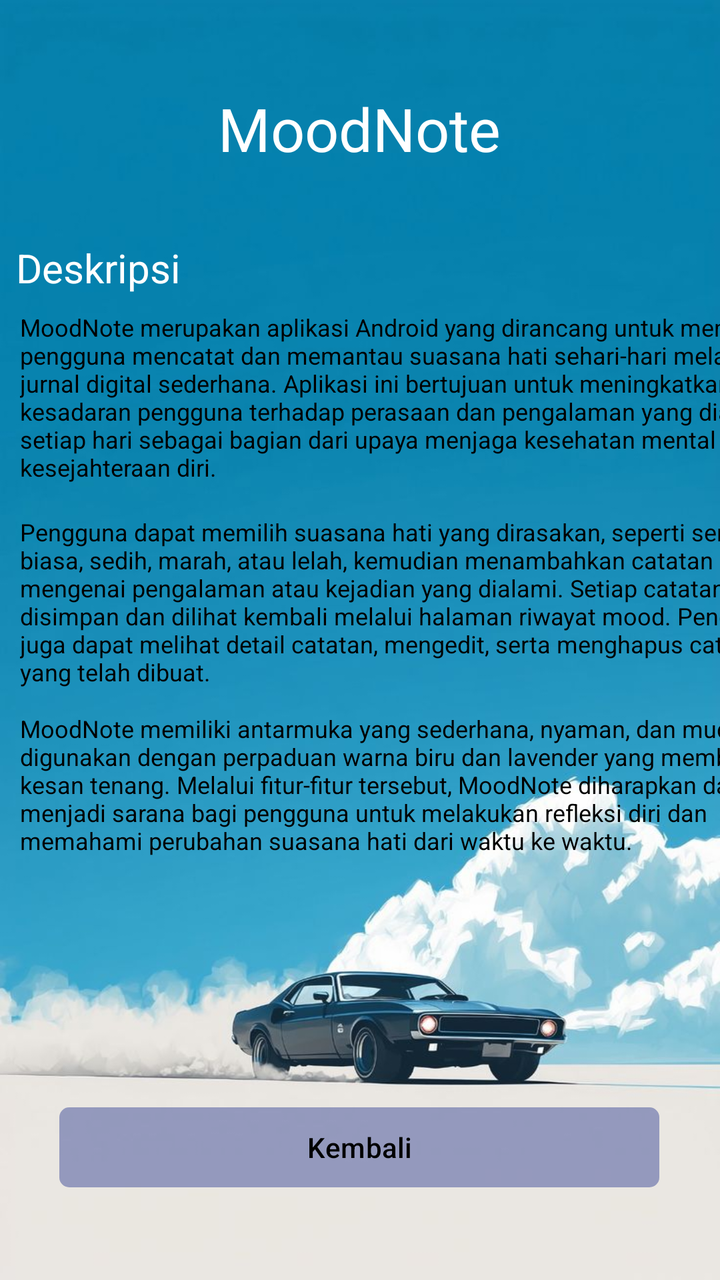
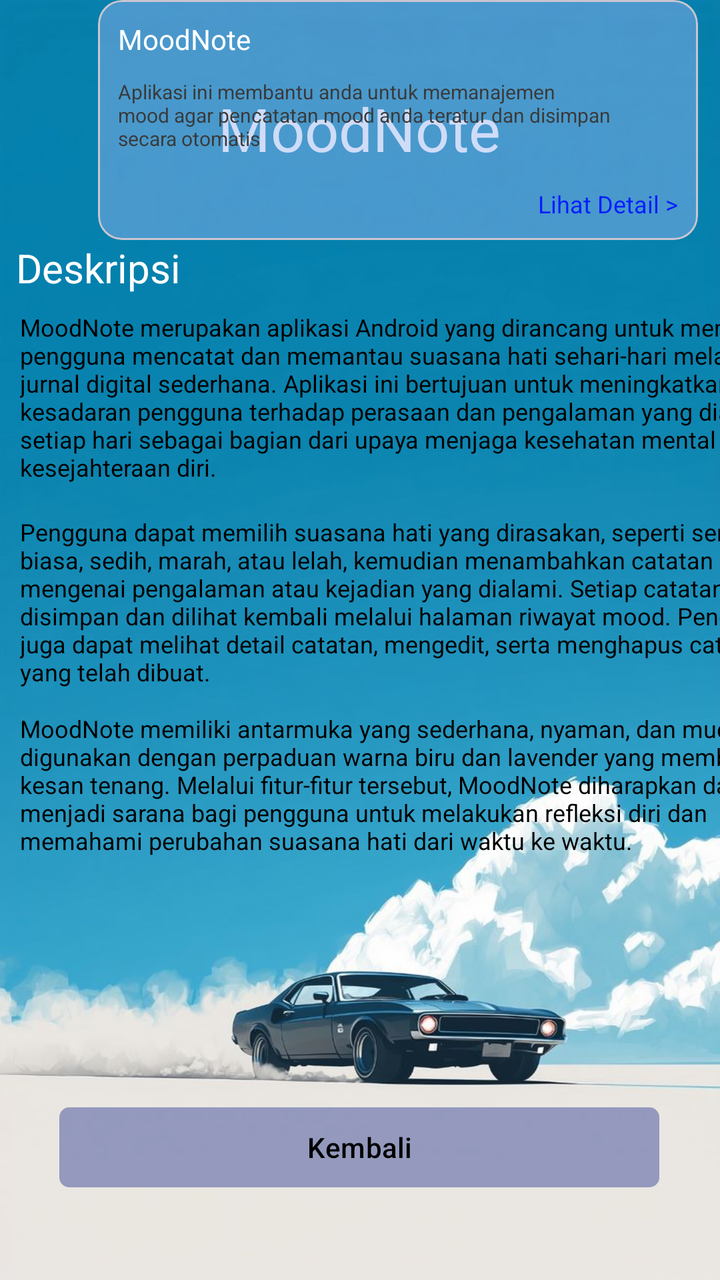

The first picture is an Android layout as it rendered before a commit; the second is the same layout after the commit. The layout source and the unified diff follow.
<!-- AndroidManifest.xml: application theme Theme.Projek_Marcel -->
<!-- res/layout/activity_detail.xml -->
<?xml version="1.0" encoding="utf-8"?>
<androidx.constraintlayout.widget.ConstraintLayout xmlns:android="http://schemas.android.com/apk/res/android"
    xmlns:app="http://schemas.android.com/apk/res-auto"
    xmlns:tools="http://schemas.android.com/tools"
    android:id="@+id/main"
    android:layout_width="match_parent"
    android:layout_height="match_parent"
    android:background="@drawable/wallpaper_2"
    tools:context=".DetailActivity">

    <TextView
        android:id="@+id/textView"
        android:layout_width="wrap_content"
        android:layout_height="wrap_content"
        android:layout_marginTop="44dp"
        android:text="MoodNote"
        android:textColor="@color/white"
        android:textSize="30dp"
        app:layout_constraintEnd_toEndOf="parent"
        app:layout_constraintHorizontal_bias="0.498"
        app:layout_constraintStart_toStartOf="parent"
        app:layout_constraintTop_toTopOf="parent" />

    <TextView
        android:id="@+id/textView7"
        android:layout_width="wrap_content"
        android:layout_height="wrap_content"
        android:layout_marginStart="8dp"
        android:layout_marginTop="36dp"
        android:text="Deskripsi"
        android:textColor="@color/white"
        android:textSize="20dp"
        app:layout_constraintStart_toStartOf="parent"
        app:layout_constraintTop_toBottomOf="@+id/textView" />

    <TextView
        android:id="@+id/textView2"
        android:layout_width="390dp"
        android:layout_height="wrap_content"
        android:layout_marginStart="10dp"
        android:layout_marginTop="8dp"
        android:text="@string/deskripsi_aplikasi_1"
        android:textColor="@color/black"
        android:textSize="12dp"
        app:layout_constraintEnd_toEndOf="parent"
        app:layout_constraintHorizontal_bias="0.0"
        app:layout_constraintStart_toStartOf="parent"
        app:layout_constraintTop_toBottomOf="@+id/textView7" />

    <TextView
        android:id="@+id/textView8"
        android:layout_width="390dp"
        android:layout_height="wrap_content"
        android:layout_marginStart="10dp"
        android:layout_marginTop="16dp"
        android:text="@string/deskripsi_aplikasi_2"
        android:textColor="@color/black"
        android:textSize="12dp"
        app:layout_constraintEnd_toEndOf="parent"
        app:layout_constraintHorizontal_bias="0.0"
        app:layout_constraintStart_toStartOf="parent"
        app:layout_constraintTop_toBottomOf="@+id/textView2" />

    <TextView
        android:id="@+id/textView9"
        android:layout_width="390dp"
        android:layout_height="wrap_content"
        android:layout_marginStart="10dp"
        android:layout_marginTop="12dp"
        android:text="@string/deskripsi_aplikasi_3"
        android:textColor="@color/black"
        android:textSize="12dp"
        app:layout_constraintEnd_toEndOf="parent"
        app:layout_constraintHorizontal_bias="0.0"
        app:layout_constraintStart_toStartOf="parent"
        app:layout_constraintTop_toBottomOf="@+id/textView8" />

    <com.google.android.material.button.MaterialButton
        android:id="@+id/btnKembali"
        android:layout_width="300dp"
        android:layout_height="wrap_content"
        android:layout_marginTop="308dp"
        android:backgroundTint="#3D1D2E89"
        android:text="Kembali"
        android:textColor="@color/black"
        app:cornerRadius="5dp"
        app:layout_constraintEnd_toEndOf="parent"
        app:layout_constraintHorizontal_bias="0.495"
        app:layout_constraintStart_toStartOf="parent"
        app:layout_constraintTop_toBottomOf="@+id/textView2" />
</androidx.constraintlayout.widget.ConstraintLayout>
<!-- resources referenced by this layout -->
<resources>
  <color name="black">#FF000000</color>
  <color name="white">#FFFFFFFF</color>
  <!-- drawable wallpaper_2: jpg bitmap (drawable, 37835 bytes) -->
  <string name="deskripsi_aplikasi_1">MoodNote merupakan aplikasi Android yang dirancang untuk membantu pengguna mencatat dan memantau suasana hati sehari-hari melalui jurnal digital sederhana. Aplikasi ini bertujuan untuk meningkatkan kesadaran pengguna terhadap perasaan dan pengalaman yang dialami setiap hari sebagai bagian dari upaya menjaga kesehatan mental dan kesejahteraan diri.</string>
  <string name="deskripsi_aplikasi_2">Pengguna dapat memilih suasana hati yang dirasakan, seperti senang, biasa, sedih, marah, atau lelah, kemudian menambahkan catatan singkat mengenai pengalaman atau kejadian yang dialami. Setiap catatan dapat disimpan dan dilihat kembali melalui halaman riwayat mood. Pengguna juga dapat melihat detail catatan, mengedit, serta menghapus catatan yang telah dibuat. </string>
  <string name="deskripsi_aplikasi_3">MoodNote memiliki antarmuka yang sederhana, nyaman, dan mudah digunakan dengan perpaduan warna biru dan lavender yang memberikan kesan tenang. Melalui fitur-fitur tersebut, MoodNote diharapkan dapat menjadi sarana bagi pengguna untuk melakukan refleksi diri dan memahami perubahan suasana hati dari waktu ke waktu. </string>
  <style name="Theme.Projek_Marcel" parent="Base.Theme.Projek_Marcel" />
  <style name="Base.Theme.Projek_Marcel" parent="Theme.Material3.DayNight.NoActionBar">
          
          
      </style>
</resources>

<!-- the commit's change to res/layout/activity_detail.xml (unified diff, before → after) -->
@@ -88,4 +88,61 @@
         app:layout_constraintHorizontal_bias="0.495"
         app:layout_constraintStart_toStartOf="parent"
         app:layout_constraintTop_toBottomOf="@+id/textView2" />
+
+
+
+
+
+    <com.google.android.material.card.MaterialCardView
+        android:id="@+id/materialCardView"
+        android:layout_width="300dp"
+        android:layout_height="120dp"
+        android:layout_marginTop="16dp"
+        android:backgroundTint="#7697B4F0"
+        app:layout_constraintEnd_toEndOf="parent"
+        app:layout_constraintHorizontal_bias="0.819"
+        app:layout_constraintStart_toStartOf="parent"
+        app:layout_constraintTop_toBottomOf="@+id/materialCardView2">
+
+        <androidx.constraintlayout.widget.ConstraintLayout
+            android:layout_width="match_parent"
+            android:layout_height="match_parent"
+            android:layout_margin="10dp">
+
+
+            <TextView
+                android:id="@+id/textView5"
+                android:layout_width="wrap_content"
+                android:layout_height="wrap_content"
+                android:text="MoodNote"
+                android:textColor="@color/white"
+                app:layout_constraintStart_toStartOf="parent"
+                app:layout_constraintTop_toTopOf="parent" />
+
+            <TextView
+                android:id="@+id/textView6"
+                android:layout_width="250dp"
+                android:layout_height="wrap_content"
+                android:layout_marginTop="10dp"
+                android:text="Aplikasi ini membantu anda untuk memanajemen mood agar pencatatan mood anda teratur dan disimpan secara otomatis"
+                android:textColor="#3A3A3A"
+                android:textSize="10dp"
+                app:layout_constraintStart_toStartOf="parent"
+                app:layout_constraintTop_toBottomOf="@+id/textView5" />
+
+            <TextView
+                android:id="@+id/txtLihatDetail"
+                android:layout_width="wrap_content"
+                android:layout_height="wrap_content"
+                android:text="Lihat Detail >"
+                android:textColor="@color/blue"
+                android:textSize="12dp"
+                app:layout_constraintBottom_toBottomOf="parent"
+                app:layout_constraintEnd_toEndOf="parent" />
+
+
+        </androidx.constraintlayout.widget.ConstraintLayout>
+
+    </com.google.android.material.card.MaterialCardView>
+
 </androidx.constraintlayout.widget.ConstraintLayout>
<!-- resource entries referenced after the edit -->
@@ -1,6 +1,7 @@
 <!-- resources referenced by this layout -->
 <resources>
   <color name="black">#FF000000</color>
+  <color name="blue">#031DFF</color>
   <color name="white">#FFFFFFFF</color>
   <!-- drawable wallpaper_2: jpg bitmap (drawable, 37835 bytes) -->
   <string name="deskripsi_aplikasi_1">MoodNote merupakan aplikasi Android yang dirancang untuk membantu pengguna mencatat dan memantau suasana hati sehari-hari melalui jurnal digital sederhana. Aplikasi ini bertujuan untuk meningkatkan kesadaran pengguna terhadap perasaan dan pengalaman yang dialami setiap hari sebagai bagian dari upaya menjaga kesehatan mental dan kesejahteraan diri.</string>
